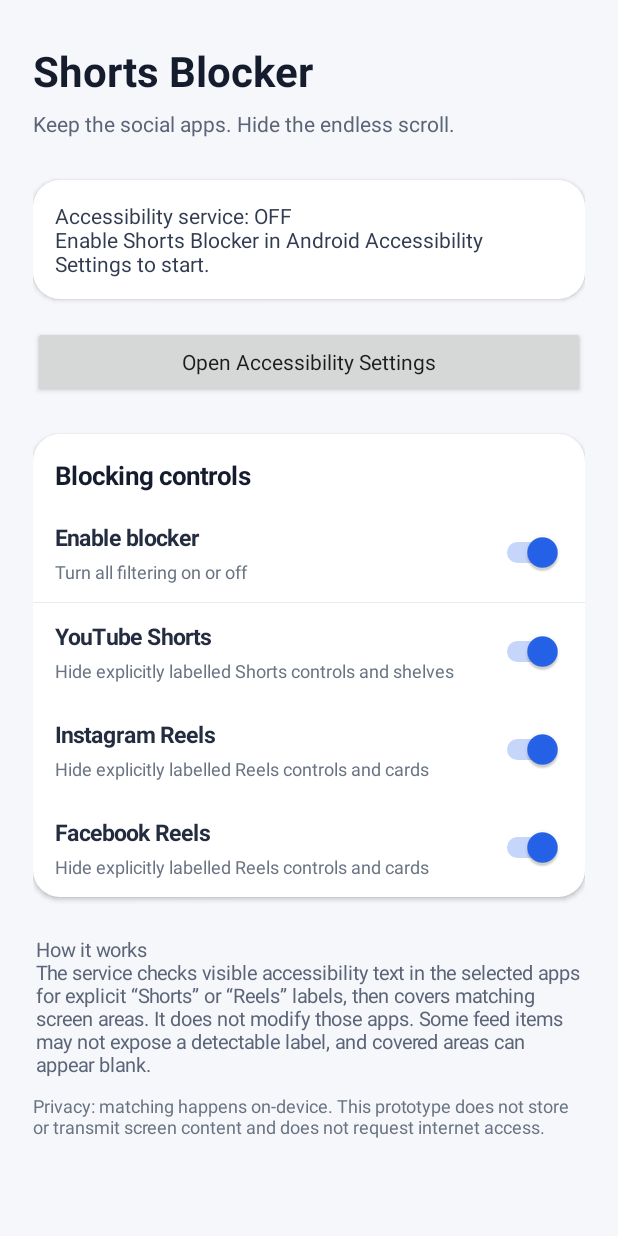
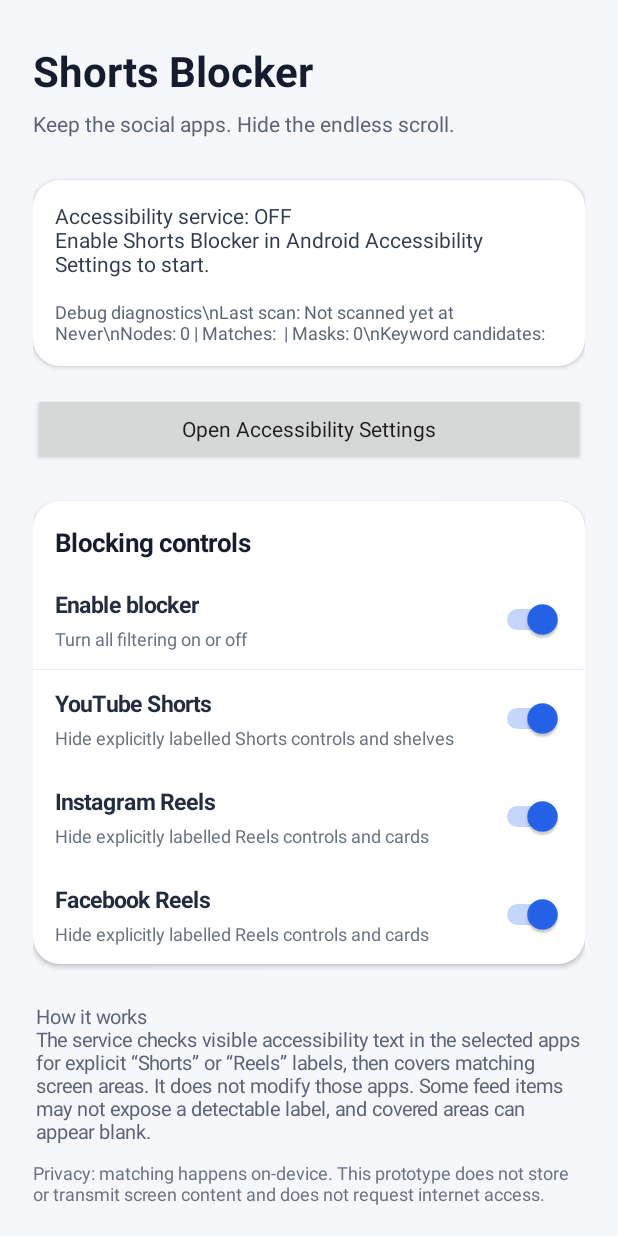
Before and after one commit to connectnexdesh-droid/shorts-blocker, an Android app: the screen it shows after launch (MainActivity), on a phone screen of 412 x 824 dp. Run offline under Robolectric (Android 15) with nearby library versions, the phone set to English and light mode, and no system bars.

Commit message:
feat: add on-device detection diagnostics

```diff
--- a/app/src/main/java/com/connectnexdesh/shortsblocker/MainActivity.kt
+++ b/app/src/main/java/com/connectnexdesh/shortsblocker/MainActivity.kt
@@ -25,6 +25,7 @@ class MainActivity : Activity() {
     }
 
     private lateinit var serviceStatus: TextView
+    private lateinit var diagnosticsStatus: TextView
     private lateinit var masterSwitch: Switch
     private val appSwitches = mutableListOf<Switch>()
 
@@ -65,6 +66,12 @@ class MainActivity : Activity() {
             setPadding(dp(15), dp(14), dp(15), dp(14))
         }
         statusCard.addView(serviceStatus)
+        diagnosticsStatus = TextView(this).apply {
+            textSize = 12f
+            setTextColor(Color.rgb(91, 101, 119))
+            setPadding(dp(15), 0, dp(15), dp(14))
+        }
+        statusCard.addView(diagnosticsStatus)
         page.addView(statusCard)
 
         val accessButton = Button(this).apply {
@@ -172,6 +179,18 @@ class MainActivity : Activity() {
         } else {
             "Accessibility service: OFF\nEnable Shorts Blocker in Android Accessibility Settings to start."
         }
+
+        val app = prefs.getString(BlockerPreferences.LAST_SCAN_APP, "Not scanned yet")
+        val nodes = prefs.getInt(BlockerPreferences.LAST_SCAN_NODES, 0)
+        val matches = prefs.getString(BlockerPreferences.LAST_SCAN_MATCHES, "").orEmpty()
+        val candidates = prefs.getString(BlockerPreferences.LAST_SCAN_CANDIDATES, "").orEmpty()
+        val targets = prefs.getInt(BlockerPreferences.LAST_SCAN_TARGETS, 0)
+        val scanTime = prefs.getLong(BlockerPreferences.LAST_SCAN_TIME, 0L)
+        val timeLabel = if (scanTime == 0L) "Never" else
+            java.text.SimpleDateFormat("HH:mm:ss", java.util.Locale.getDefault())
+                .format(java.util.Date(scanTime))
+        diagnosticsStatus.text =
+            "Debug diagnostics\\nLast scan: $app at $timeLabel\\nNodes: $nodes | Matches: $matches | Masks: $targets\\nKeyword candidates: $candidates"
     }
 
     private fun isAccessibilityServiceEnabled(): Boolean {
@@ -267,4 +286,10 @@ internal object BlockerPreferences {
     const val YOUTUBE = "youtube_enabled"
     const val INSTAGRAM = "instagram_enabled"
     const val FACEBOOK = "facebook_enabled"
+    const val LAST_SCAN_APP = "last_scan_app"
+    const val LAST_SCAN_NODES = "last_scan_nodes"
+    const val LAST_SCAN_CANDIDATES = "last_scan_candidates"
+    const val LAST_SCAN_MATCHES = "last_scan_matches"
+    const val LAST_SCAN_TARGETS = "last_scan_targets"
+    const val LAST_SCAN_TIME = "last_scan_time"
 }
```
